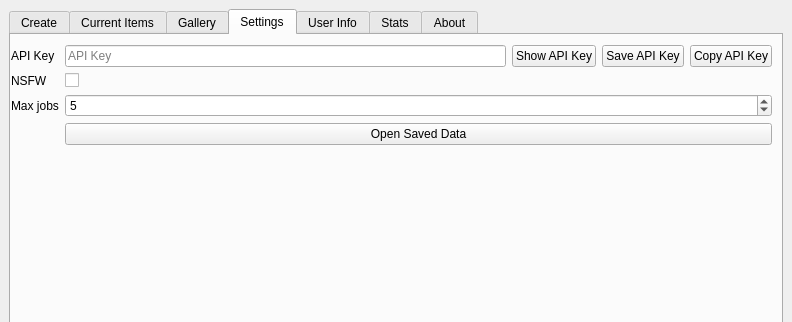
This is QTProj/QtHorde/form.ui in Unit1208/HordeQT as Qt 5 draws it before an edit; both pictures show x 0 to 792 and y 0 to 322 of the 792 by 879 pixel window. The edited form follows.
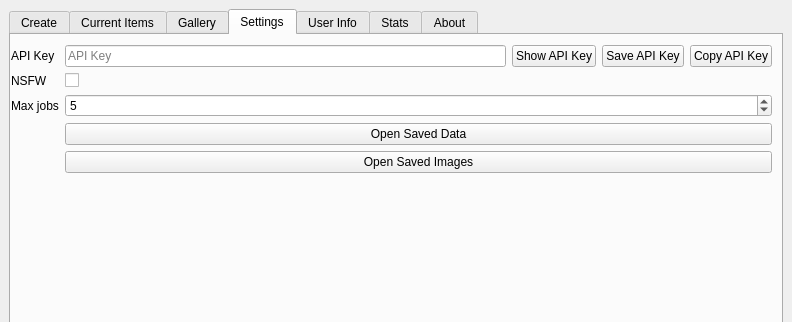
This is the edited form. Icons and pictures are not drawn.

Commit message: Formatting, refactored SAVED_DATA, fixed and added open data dirs

```diff
--- a/QTProj/QtHorde/form.ui
+++ b/QTProj/QtHorde/form.ui
@@ -583,22 +583,10 @@
           <x>0</x>
           <y>10</y>
           <width>761</width>
-          <height>801</height>
+          <height>140</height>
          </rect>
         </property>
-        <layout class="QFormLayout" name="settingsLayout">
-         <property name="sizeConstraint">
-          <enum>QLayout::SizeConstraint::SetMinimumSize</enum>
-         </property>
-         <property name="fieldGrowthPolicy">
-          <enum>QFormLayout::FieldGrowthPolicy::AllNonFixedFieldsGrow</enum>
-         </property>
-         <property name="rowWrapPolicy">
-          <enum>QFormLayout::RowWrapPolicy::DontWrapRows</enum>
-         </property>
-         <property name="labelAlignment">
-          <set>Qt::AlignmentFlag::AlignLeading|Qt::AlignmentFlag::AlignLeft|Qt::AlignmentFlag::AlignTop</set>
-         </property>
+        <layout class="QFormLayout" name="formLayout_3">
          <property name="verticalSpacing">
           <number>6</number>
          </property>
@@ -716,6 +704,16 @@
            </property>
           </widget>
          </item>
+         <item row="4" column="1">
+          <widget class="QPushButton" name="openSavedImages">
+           <property name="text">
+            <string>Open Saved Images</string>
+           </property>
+           <property name="icon">
+            <iconset theme="QIcon::ThemeIcon::InsertImage"/>
+           </property>
+          </widget>
+         </item>
         </layout>
        </widget>
       </widget>
```
Left out of the diff: 3 changed lines with no effect on the pictures. The commit also changes 2 other files.
